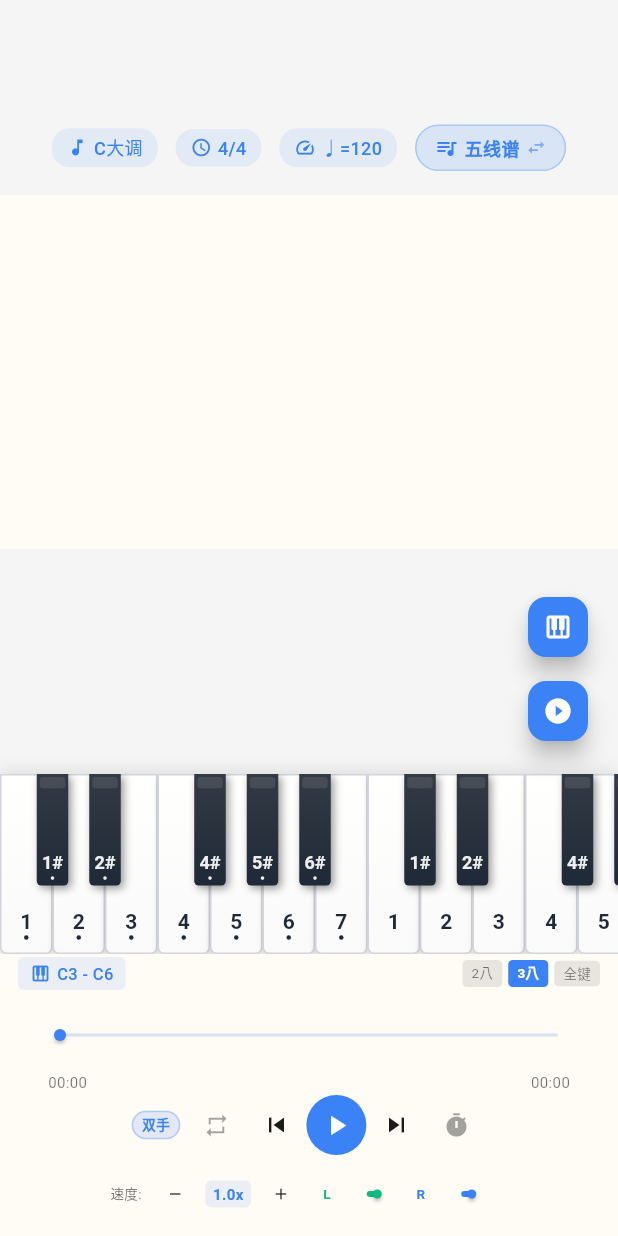
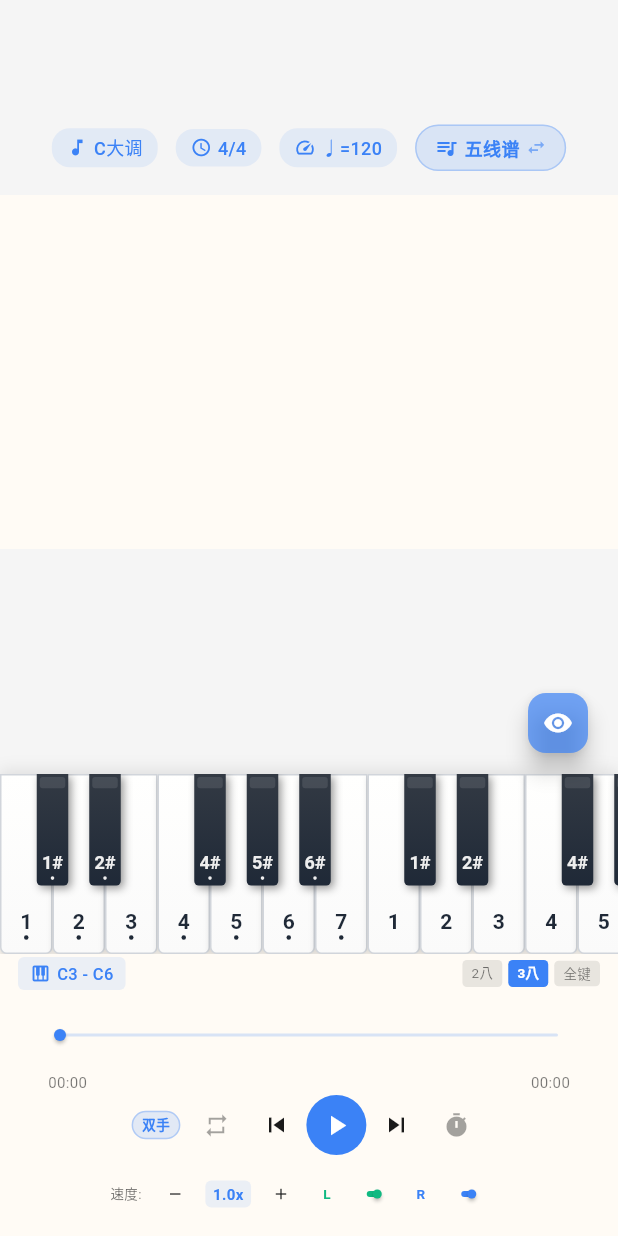
Before and after one commit to ayxworxfr/musiclab, a Flutter app: the SheetMusicView widget shown alone on an empty page, opened directly with empty values, after a tap on the "play arrow" icon, on a phone screen of 412 x 824 dp. Run offline on Flutter 3.47's test engine with Material 3 defaults, Android fonts, the phone set to English and light mode, and no system bars; our stand-ins replace audioplayers, cached_network_image, dio, file_picker, flutter_dotenv, flutter_markdown and 9 more; missing offline and left inert: dart:html; accounts and stored records are empty.

Commit message:
feat: 代码优化

```diff
--- a/lib/features/tools/sheet_music/views/sheet_detail_page.dart
+++ b/lib/features/tools/sheet_music/views/sheet_detail_page.dart
@@ -126,6 +126,7 @@ class _SheetDetailPageState extends State<SheetDetailPage> {
         builder: (context, setModalState) {
           return Container(
             padding: const EdgeInsets.all(20),
+            child: SingleChildScrollView(
               child: Column(
                 mainAxisSize: MainAxisSize.min,
                 crossAxisAlignment: CrossAxisAlignment.start,
@@ -227,6 +228,7 @@ class _SheetDetailPageState extends State<SheetDetailPage> {
                   ),
                   const SizedBox(height: 20),
                 ],
+              ),
             ),
           );
         },
--- a/lib/features/tools/sheet_music/widgets/sheet_music_view.dart
+++ b/lib/features/tools/sheet_music/widgets/sheet_music_view.dart
@@ -64,9 +64,8 @@ class _SheetMusicViewState extends State<SheetMusicView> {
   String _pianoLabelType = 'jianpu'; // 'jianpu' | 'note'
   final ScrollController _pianoScrollController = ScrollController();
 
-  // 钢琴和播放栏的显示状态（独立控制）
-  bool _pianoVisible = true;
-  bool _controlsVisible = true;
+  // 显示模式：全展示 -> 只钢琴 -> 只播放栏 -> 全隐藏 -> 全展示...
+  int _displayMode = 0; // 0=全展示, 1=只钢琴, 2=只播放栏, 3=全隐藏
 
   // 乐谱滚动控制器
   final ScrollController _scoreScrollController = ScrollController();
@@ -147,12 +146,30 @@ class _SheetMusicViewState extends State<SheetMusicView> {
 
   /// 判断是否应该显示钢琴
   bool _shouldShowPiano() {
-    return widget.showPiano && _pianoVisible;
+    return widget.showPiano && (_displayMode == 0 || _displayMode == 1);
   }
 
   /// 判断是否应该显示播放控制
   bool _shouldShowControls() {
-    return _controlsVisible;
+    return _displayMode == 0 || _displayMode == 2;
+  }
+
+  /// 切换显示模式
+  void _toggleDisplayMode() {
+    setState(() {
+      _displayMode = (_displayMode + 1) % 4;
+    });
+  }
+
+  /// 获取显示模式图标
+  IconData _getDisplayModeIcon() {
+    switch (_displayMode) {
+      case 0: return Icons.visibility; // 全展示
+      case 1: return Icons.piano; // 只钢琴
+      case 2: return Icons.tune; // 只播放栏
+      case 3: return Icons.visibility_off; // 全隐藏
+      default: return Icons.visibility;
+    }
   }
 
   /// 计算播放控制区高度
@@ -279,48 +296,20 @@ class _SheetMusicViewState extends State<SheetMusicView> {
                 ],
               ),
 
-              // 浮动按钮：控制钢琴和播放栏的显示
+              // 浮动按钮：切换显示模式（带透明度）
               Positioned(
                 right: 16,
-                bottom: (shouldShowPiano || shouldShowControls) ? bottomHeight + 16 : 16,
-                child: Column(
-                  mainAxisSize: MainAxisSize.min,
-                  children: [
-                    if (widget.showPiano)
-                      FloatingActionButton(
-                        mini: true,
-                        heroTag: 'piano_toggle',
-                        onPressed: () {
-                          setState(() {
-                            _pianoVisible = !_pianoVisible;
-                          });
-                        },
-                        backgroundColor: widget.config.theme.rightHandColor
-                            .withValues(alpha: _pianoVisible ? 1.0 : 0.5),
-                        child: Icon(
-                          _pianoVisible ? Icons.piano : Icons.piano_outlined,
-                          color: Colors.white,
-                          size: 20,
-                        ),
-                      ),
-                    const SizedBox(height: 8),
-                    FloatingActionButton(
-                      mini: true,
-                      heroTag: 'controls_toggle',
-                      onPressed: () {
-                        setState(() {
-                          _controlsVisible = !_controlsVisible;
-                        });
-                      },
-                      backgroundColor: widget.config.theme.rightHandColor
-                          .withValues(alpha: _controlsVisible ? 1.0 : 0.5),
-                      child: Icon(
-                        _controlsVisible ? Icons.play_circle_filled : Icons.play_circle_outline,
-                        color: Colors.white,
-                        size: 20,
-                      ),
-                    ),
-                  ],
+                bottom: bottomHeight + 8, // 稍微靠近底部栏，不管什么模式都在底部栏上方一点点
+                child: FloatingActionButton(
+                  mini: true,
+                  heroTag: 'display_toggle',
+                  onPressed: _toggleDisplayMode,
+                  backgroundColor: widget.config.theme.rightHandColor.withValues(alpha: 0.7),
+                  child: Icon(
+                    _getDisplayModeIcon(),
+                    color: Colors.white,
+                    size: 20,
+                  ),
                 ),
               ),
             ],
@@ -1607,7 +1596,23 @@ class _SheetMusicViewState extends State<SheetMusicView> {
                           color: widget.config.theme.rightHandColor,
                         ),
                         child: IconButton(
-                          onPressed: () => controller.togglePlay(),
+                          onPressed: () {
+                            final wasPlaying = controller.isPlaying.value;
+                            controller.togglePlay();
+                            // 横屏时，开始播放后自动切换到只显示钢琴模式（隐藏播放栏）
+                            if (!wasPlaying && MediaQuery.of(context).orientation == Orientation.landscape) {
+                              Future.delayed(const Duration(milliseconds: 300), () {
+                                if (mounted && controller.isPlaying.value) {
+                                  setState(() {
+                                    // 如果当前显示了播放栏，切换到只显示钢琴
+                                    if (_displayMode == 0 || _displayMode == 2) {
+                                      _displayMode = 1; // 只显示钢琴
+                                    }
+                                  });
+                                }
+                              });
+                            }
+                          },
                           padding: EdgeInsets.zero,
                           icon: Icon(
                             isPlaying ? Icons.pause : Icons.play_arrow,
@@ -1885,7 +1890,23 @@ class _SheetMusicViewState extends State<SheetMusicView> {
                       color: widget.config.theme.rightHandColor,
                     ),
                     child: IconButton(
-                      onPressed: () => controller.togglePlay(),
+                      onPressed: () {
+                        final wasPlaying = controller.isPlaying.value;
+                        controller.togglePlay();
+                        // 横屏时，开始播放后自动切换到只显示钢琴模式（隐藏播放栏）
+                        if (!wasPlaying && MediaQuery.of(context).orientation == Orientation.landscape) {
+                          Future.delayed(const Duration(milliseconds: 300), () {
+                            if (mounted && controller.isPlaying.value) {
+                              setState(() {
+                                // 如果当前显示了播放栏，切换到只显示钢琴
+                                if (_displayMode == 0 || _displayMode == 2) {
+                                  _displayMode = 1; // 只显示钢琴
+                                }
+                              });
+                            }
+                          });
+                        }
+                      },
                       icon: Icon(
                         isPlaying ? Icons.pause : Icons.play_arrow,
                         color: Colors.white,
```
Lines whose indentation alone changed are shown as unchanged.
